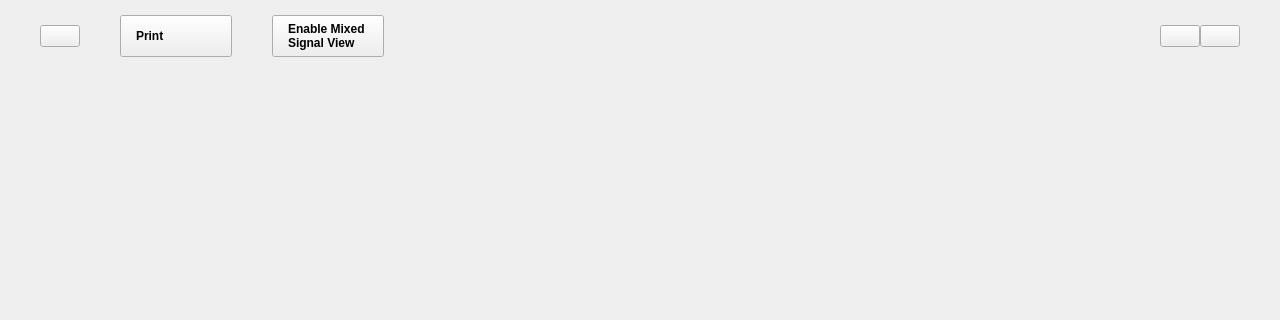
First picture: the form in ui/oscilloscope.ui, repository analogdevicesinc/scopy, before the edit; both pictures show x 0 to 1280 and y 0 to 320 of the 1280 by 654 pixel window.
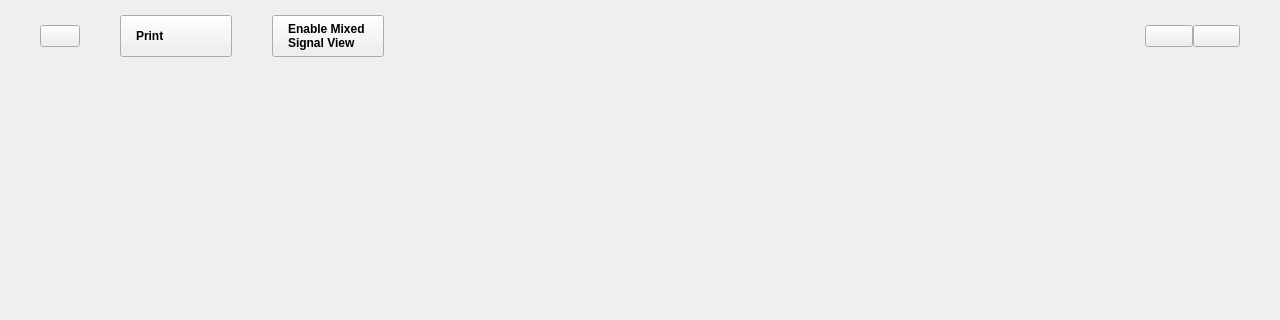
Second picture: the form after the edit. Icons and pictures are not drawn. Custom widgets are drawn as their Qt base class.

Commit message: oscilloscope: fix gui header spacing

```diff
--- a/ui/oscilloscope.ui
+++ b/ui/oscilloscope.ui
@@ -64,6 +64,9 @@
         <property name="spacing">
          <number>40</number>
         </property>
+        <property name="leftMargin">
+         <number>40</number>
+        </property>
         <property name="topMargin">
          <number>15</number>
         </property>
@@ -73,22 +76,6 @@
         <property name="bottomMargin">
          <number>9</number>
         </property>
-        <item>
-         <spacer name="horizontalSpacer_7">
-          <property name="orientation">
-           <enum>Qt::Horizontal</enum>
-          </property>
-          <property name="sizeType">
-           <enum>QSizePolicy::Fixed</enum>
-          </property>
-          <property name="sizeHint" stdset="0">
-           <size>
-            <width>40</width>
-            <height>10</height>
-           </size>
-          </property>
-         </spacer>
-        </item>
         <item>
          <widget class="adiscope::LinkedButton" name="btnHelp">
           <property name="text">
@@ -163,7 +150,7 @@
           </property>
           <property name="sizeHint" stdset="0">
            <size>
-            <width>40</width>
+            <width>10</width>
             <height>20</height>
            </size>
           </property>
@@ -176,7 +163,7 @@
          <widget class="QWidget" name="widget" native="true">
           <property name="minimumSize">
            <size>
-            <width>30</width>
+            <width>95</width>
             <height>0</height>
            </size>
           </property>
```
Left out of the diff: 3 changed lines with no effect on the pictures.
